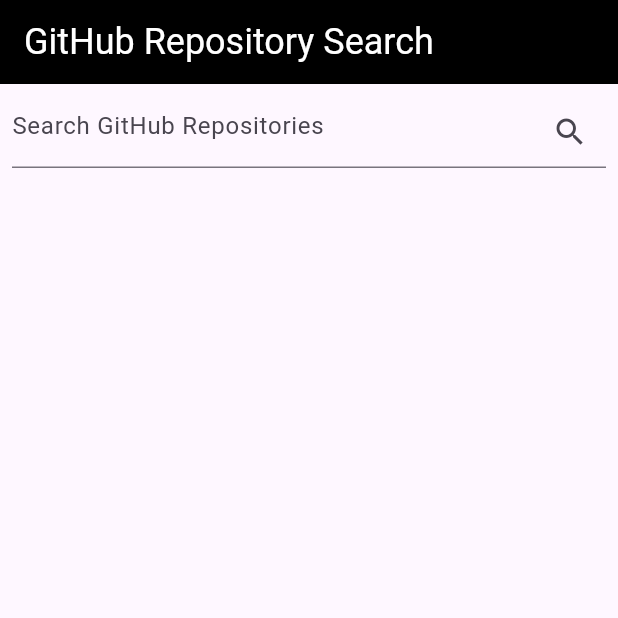
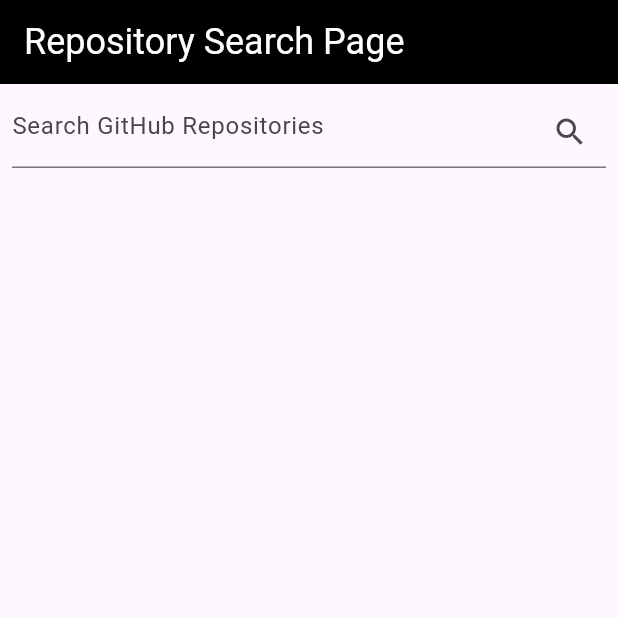
Before and after one commit to Ryosuke1025/flutter-engineer-codecheck, a Flutter app: the screen it shows after launch, on a phone screen of 412 x 824 dp, the top half of it. Run offline on Flutter 3.47's test engine with Material 3 defaults, Android fonts, the phone set to English and light mode, and no system bars.

Commit message:
[Fix] リファクタリング

```diff
--- a/lib/repository_search_page.dart
+++ b/lib/repository_search_page.dart
@@ -74,7 +74,7 @@ class _RepositorySearchPageState extends State<RepositorySearchPage> {
   Widget build(BuildContext context) => Scaffold(
       appBar: AppBar(
         title: const Text(
-            "GitHub Repository Search",
+            "Repository Search Page",
             style: TextStyle(
               color: Colors.white,
               fontSize: 24,
```
Also changed, not shown: lib/repository_detail_page.dart (+13 -3 lines).
